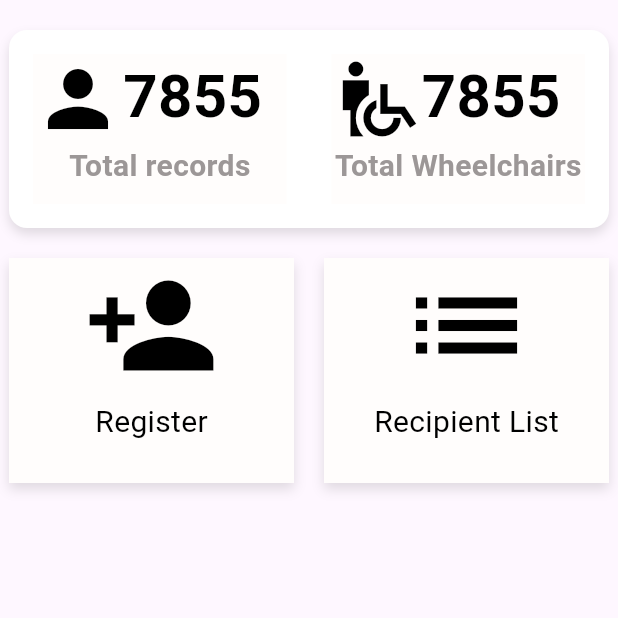
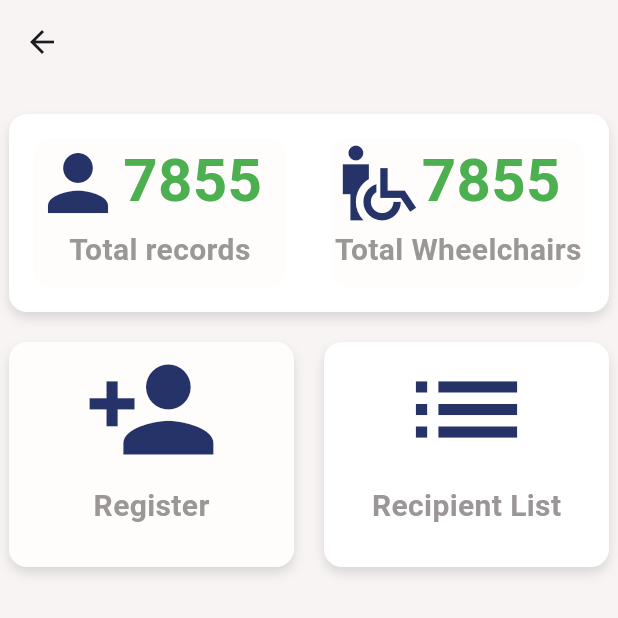
Before and after one commit to Agape-Project/agape, a Flutter app: the AdminHome screen opened directly, on a phone screen of 412 x 824 dp, the top half of it. Run offline on Flutter 3.47's test engine with Material 3 defaults, Android fonts, the phone set to English and light mode, and no system bars; our stand-ins replace fl_chart, flutter_riverpod, loading_animation_widget, pin_code_fields; missing offline and left inert: animated_snack_bar; project files that could hold a hidden picture were left out.

Commit message:
admin home navbar added

```diff
--- a/lib/admin/home.dart
+++ b/lib/admin/home.dart
@@ -1,4 +1,5 @@
 import 'package:agape/auth/screens/login_screen.dart';
+import 'package:agape/utils/colors.dart';
 import 'package:flutter/material.dart';
 
 class AdminHome extends StatefulWidget {
@@ -12,9 +13,10 @@ class _AdminHomeState extends State<AdminHome> {
   @override
   Widget build(BuildContext context) {
     return Scaffold(
-      // appBar: AppBar(
-
-      // ),
+      backgroundColor: secondaryColor,
+      appBar: AppBar(
+backgroundColor: secondaryColor,
+      ),
       body: SafeArea(
         child: Center(
         child: ConstrainedBox(
@@ -44,8 +46,9 @@ class _AdminHomeState extends State<AdminHome> {
                   (
                     child: Container(
                     height: 100,
-                    decoration: const BoxDecoration(
-                      color: Color.fromARGB(255, 255, 253, 252),
+                    decoration: BoxDecoration(
+                      color: const Color.fromARGB(255, 255, 253, 252),
+                      borderRadius: BorderRadius.circular(12),
                     ),
                     child:const Column(
                       children: [
@@ -56,14 +59,14 @@ class _AdminHomeState extends State<AdminHome> {
                       Icon(
                         Icons.person,
                         size: 60,
-                        color: Color.fromARGB(255, 0, 0, 0),
+                        color:iconsColor,
                       ),SizedBox(height: 5,),
                       Text(
                         '7855',
                         style: TextStyle(
                           fontSize: 40.0,
                           fontWeight: FontWeight.bold,
-                          color: Color.fromARGB(255, 0, 0, 0),
+                          color:Colors.green,
                         ),
                       ),
                       SizedBox(height: 5),
@@ -89,8 +92,9 @@ class _AdminHomeState extends State<AdminHome> {
                   (
                     child: Container(
                     height: 100,
-                    decoration: const BoxDecoration(
-                      color: Color.fromARGB(255, 255, 253, 252),
+                    decoration: BoxDecoration(
+                      color: const Color.fromARGB(255, 255, 253, 252),
+                      borderRadius: BorderRadius.circular(12),
                     ),
                     child:const Column(
                       children: [
@@ -101,14 +105,14 @@ class _AdminHomeState extends State<AdminHome> {
                       Icon(
                         Icons.wheelchair_pickup_sharp,
                         size: 60,
-                        color: Color.fromARGB(255, 0, 0, 0),
+                       color:iconsColor,
                       ),SizedBox(height: 5,),
                       Text(
                         '7855',
                         style: TextStyle(
                           fontSize: 40.0,
                           fontWeight: FontWeight.bold,
-                          color: Color.fromARGB(255, 0, 0, 0),
+                         color:Colors.green,
                         ),
                       ),
                       SizedBox(height: 5),
@@ -140,14 +144,15 @@ class _AdminHomeState extends State<AdminHome> {
                 onTap: () {
                   Navigator.push(
                     context,
-                    MaterialPageRoute(builder: (context) => const LoginScreen()), // Replace with your page
+                    MaterialPageRoute(builder: (context) => const LoginScreen()),
                   );
                 },
                  child: Container(
                   height: 150,
-                  decoration: const BoxDecoration(
-                    color: Color.fromARGB(255, 255, 253, 252),
-                    boxShadow:  [
+                  decoration: BoxDecoration(
+                    color: const Color.fromARGB(255, 255, 253, 252),
+                    borderRadius: BorderRadius.circular(12),
+                    boxShadow:  const [
                   BoxShadow(
                     color: Colors.black12,
                     blurRadius: 6,
@@ -160,14 +165,14 @@ class _AdminHomeState extends State<AdminHome> {
                       Icon(
                         Icons.person_add,
                         size: 90,
-                        color: Color.fromARGB(255, 0, 0, 0),
+                        color:iconsColor,
                       ),SizedBox(height: 5,),
                       Text(
                         'Register',
                         style: TextStyle(
                           fontSize: 20.0,
-                          // fontWeight: FontWeight.bold,
-                          color: Color.fromARGB(255, 0, 0, 0),
+                          fontWeight: FontWeight.bold,
+                          color: Color.fromARGB(255, 156, 151, 151),
                         ),
                       ),
                     ],
@@ -182,14 +187,15 @@ class _AdminHomeState extends State<AdminHome> {
                 onTap: () {
                   Navigator.push(
                     context,
-                    MaterialPageRoute(builder: (context) => const LoginScreen()), // Replace with your page
+                    MaterialPageRoute(builder: (context) => const LoginScreen()),
                   );
                 },
                  child: Container(
                   height: 150,
-                  decoration: const BoxDecoration(
-                    color: Color.fromARGB(255, 255, 253, 252),
-                    boxShadow:  [
+                  decoration: BoxDecoration(
+                    color: const Color.fromARGB(255, 255, 255, 255),
+                    borderRadius: BorderRadius.circular(12),
+                    boxShadow:  const [
                   BoxShadow(
                     color: Colors.black12,
                     blurRadius: 6,
@@ -202,14 +208,14 @@ class _AdminHomeState extends State<AdminHome> {
                       Icon(
                         Icons.list,
                         size: 90,
-                        color: Color.fromARGB(255, 0, 0, 0),
+                        color:iconsColor,
                       ),SizedBox(height: 5,),
                       Text(
                         'Recipient List',
                         style: TextStyle(
                           fontSize: 20.0,
-                          // fontWeight: FontWeight.bold,
-                          color: Color.fromARGB(255, 0, 0, 0),
+                          fontWeight: FontWeight.bold,
+                          color: Color.fromARGB(255, 156, 151, 151),
                         ),
                       ),
                     ],
--- a/lib/main.dart
+++ b/lib/main.dart
@@ -1,5 +1,6 @@
 import 'package:agape/admin/home.dart';
 import 'package:agape/admin/screens/form_screen.dart';
+import 'package:agape/auth/screens/bottom_nav.dart';
 import 'package:agape/auth/screens/forgot_password.dart';
 import 'package:agape/auth/screens/login_screen.dart';
 import 'package:agape/common/splash.dart';
@@ -18,7 +19,7 @@ class MyApp extends StatelessWidget {
   Widget build(BuildContext context) {
     return const MaterialApp(
       debugShowCheckedModeBanner: false,
-      home: SplashScreen(),
+      home: AdminNavigation(),
     );
   }
 }
--- a/lib/utils/colors.dart
+++ b/lib/utils/colors.dart
@@ -11,3 +11,4 @@ const pieOne = Color(0xFFF105AE);
 const pieTwo = Color(0xFF0050FF);
 const pieThree = Color(0xFF05F138);
 const pieFour = Color(0xFF547FDD);
+const iconsColor = Color(0xFF253369);
```
Also changed, not shown: lib/admin/screens/statics_screens.dart (+1 -10 lines), lib/auth/screens/bottom_nav.dart (added, +76 -0 lines), lib/widgets/loading_animation_widget.dart (+0 -7 lines).
